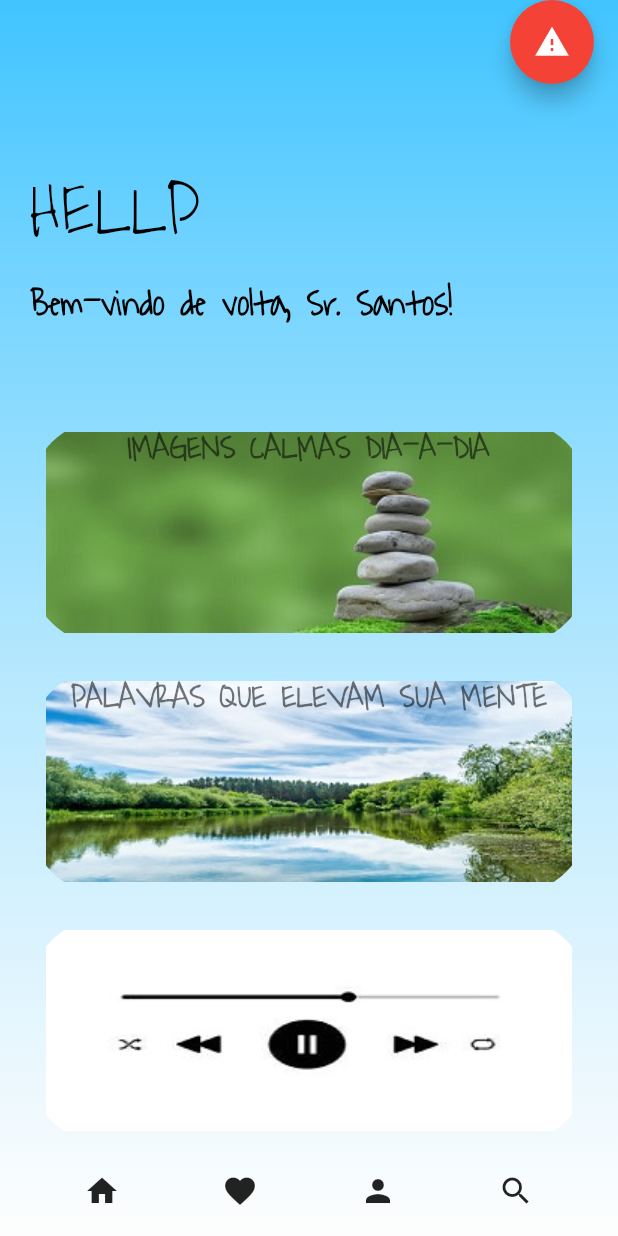
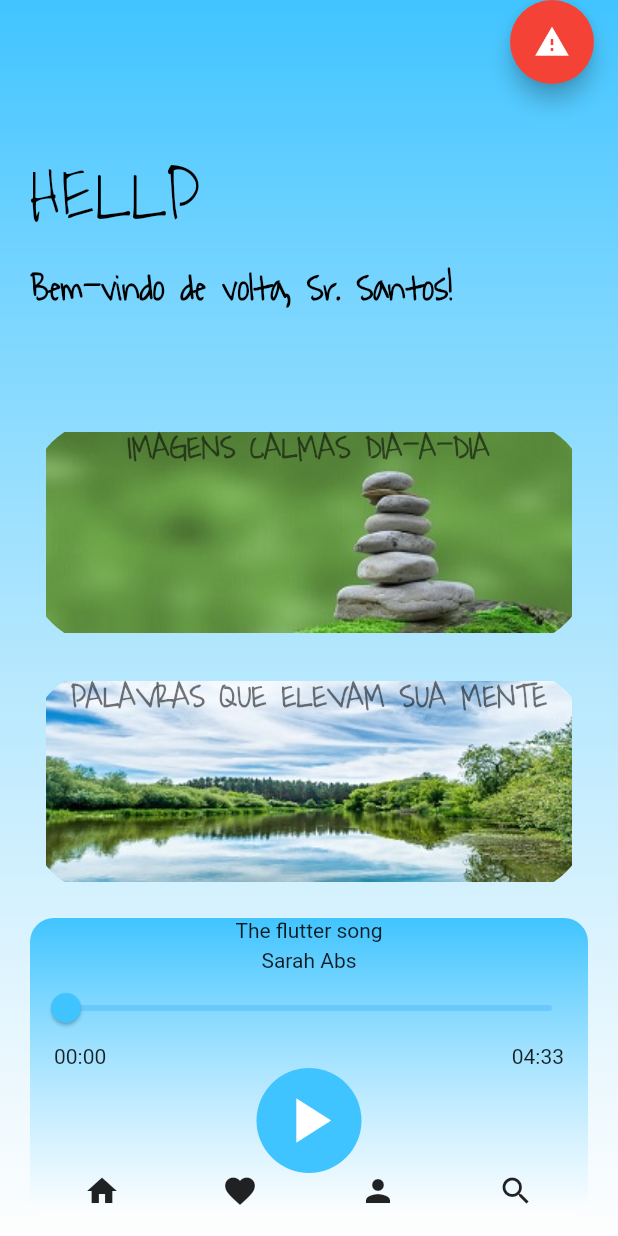
Before and after one commit to joseigors/hellp, a Flutter app: the HomePage screen opened by its route, after a tap on the "warning" icon, on a phone screen of 412 x 824 dp. Run offline on Flutter 3.47's test engine with Material 2 defaults, Android fonts, the phone set to English and light mode, and no system bars; our stand-ins replace audioplayers.

```diff
--- a/lib/pages/HomePage.dart
+++ b/lib/pages/HomePage.dart
@@ -1,4 +1,4 @@
-
+import 'package:audioplayers/audioplayers.dart';
 import 'package:flutter/cupertino.dart';
 import 'package:flutter/material.dart';
 import 'package:url_launcher/url_launcher.dart';
@@ -11,6 +11,43 @@ class HomePage extends StatefulWidget {
 }
 
 class _HomePageState extends State<HomePage> {
+
+final audioPlayer = AudioPlayer();
+bool isPlaying = false;
+Duration duration = Duration.zero;
+Duration position = Duration.zero;
+
+@override
+void initState(){
+  super.initState();
+
+  setAudio();
+  audioPlayer.onPlayerStateChanged.listen((state) {
+    setState(() {
+      isPlaying = state == PlayerState.playing;
+    });
+  });
+  audioPlayer.onDurationChanged.listen((newDuration) {
+    setState(() {
+      duration = newDuration;
+    });
+  });
+  audioPlayer.onPositionChanged.listen((newPosition) {
+    setState(() {
+      duration = newPosition;
+    });
+  });
+}
+
+Future setAudio() async{
+
+}
+
+@override
+void dispose(){
+  audioPlayer.dispose();
+  super.dispose();
+}
 
   @override
   Widget build(BuildContext context) {
@@ -27,7 +64,7 @@ class _HomePageState extends State<HomePage> {
             ),
           ),
           Positioned(
-            top: 100,
+            top: 90,
             left: 20,
             right: 20,
             child: Column(
@@ -112,13 +149,72 @@ class _HomePageState extends State<HomePage> {
                 ),
                 SizedBox(height: 16),
                 Container(
+                  decoration: BoxDecoration(gradient:  LinearGradient(
+                      colors: [Colors.lightBlueAccent, Colors.white70],
+                    begin: Alignment.topCenter,
+                    end: Alignment.bottomCenter,),
+                  borderRadius: BorderRadius.circular(16)),
                   width: double.infinity,
-                  height: 150,
-                  decoration: BoxDecoration(
-                      borderRadius: BorderRadius.circular(50.0),
-                      image: DecorationImage(
-                          image: AssetImage('lib/assets/image/PLAYER.jpg')
-                      )
+                  height: 200,
+                  child: SingleChildScrollView(
+                    child: Column(
+                      mainAxisAlignment: MainAxisAlignment.center,
+                      children: [
+                        const Text(
+                          'The flutter song'
+                        ),
+                        SizedBox(height: 4),
+                        const Text(
+                            'Sarah Abs'
+                        ),
+                        Slider(
+                          activeColor: Colors.lightBlueAccent,
+                          min: 0,
+                          max: duration.inSeconds.toDouble(),
+                          value: position.inSeconds.toDouble(),
+                          onChanged: (value) async {
+                            final position = Duration(seconds: value.toInt());
+                            await audioPlayer.seek(position);
+
+                            await audioPlayer.resume();
+                          },
+                        ),
+                        Padding(
+                            padding: const EdgeInsets.symmetric(
+                              horizontal: 16),
+                          child: Row(
+                            mainAxisAlignment: MainAxisAlignment.spaceBetween,
+                            children: [
+                              Text('00:00'),
+                              Text('04:33'),
+
+                              //Text(formatTime(position)),
+                              //Text(formatTime(duration - position)),
+                            ],
+                          ),
+                        ),
+                        CircleAvatar(
+                          radius: 35,
+                          backgroundColor: Colors.lightBlueAccent,
+                          child: IconButton(
+                            icon: Icon(
+                              isPlaying ? Icons.pause : Icons.play_arrow
+                            ),
+                            iconSize: 50,
+                            color: Colors.white,
+                            onPressed: () async {
+                              if(isPlaying){
+                                await audioPlayer.pause();
+                              }else{
+                                String url =
+                                'https://www.soundhelix.com/examples/mp3/SoundHelix-Song-1.mp3';
+                                await audioPlayer.play(url as Source);
+                              }
+                            },
+                          ),
+                        )
+                      ],
+                    ),
                   ),
 
                 ),
@@ -159,7 +255,7 @@ class _HomePageState extends State<HomePage> {
       ),
       floatingActionButton: FloatingActionButton(
         onPressed: () {
-          _launchPhoneDialer();
+         _makePhoneCall('79988213744');
         },
         child: Icon(Icons.warning_sharp),
         backgroundColor: Colors.red,
@@ -171,11 +267,10 @@ class _HomePageState extends State<HomePage> {
   }
 }
 
-void _launchPhoneDialer() async{
-  const url = "tel:86994324465";
-  if (await canLaunchUrl(Uri.parse(url))) {
-    await launchUrl(Uri.parse(url));
-  } else {
-    throw 'Could not launch $url';
-  }
+Future<void> _makePhoneCall(String phoneNumber) async {
+  final Uri launchUri = Uri(
+    scheme: 'tel',
+    path: phoneNumber,
+  );
+  await launchUrl(launchUri);
 }
--- a/pubspec.yaml
+++ b/pubspec.yaml
@@ -35,7 +35,7 @@ dependencies:
   # The following adds the Cupertino Icons font to your application.
   # Use with the CupertinoIcons class for iOS style icons.
   cupertino_icons: ^1.0.2
-  audioplayers: ^0.20.1
+  audioplayers: ^5.2.1
   url_launcher: ^6.1.10
 
 dev_dependencies:
```
Also changed, not shown: pubspec.lock, 1 other file.
